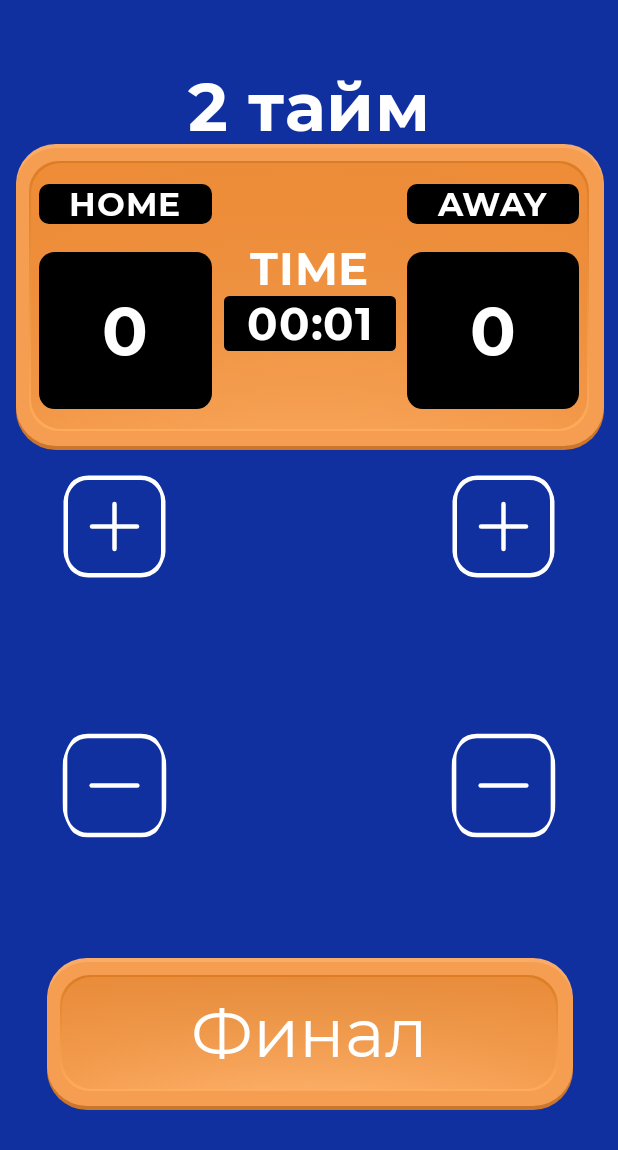
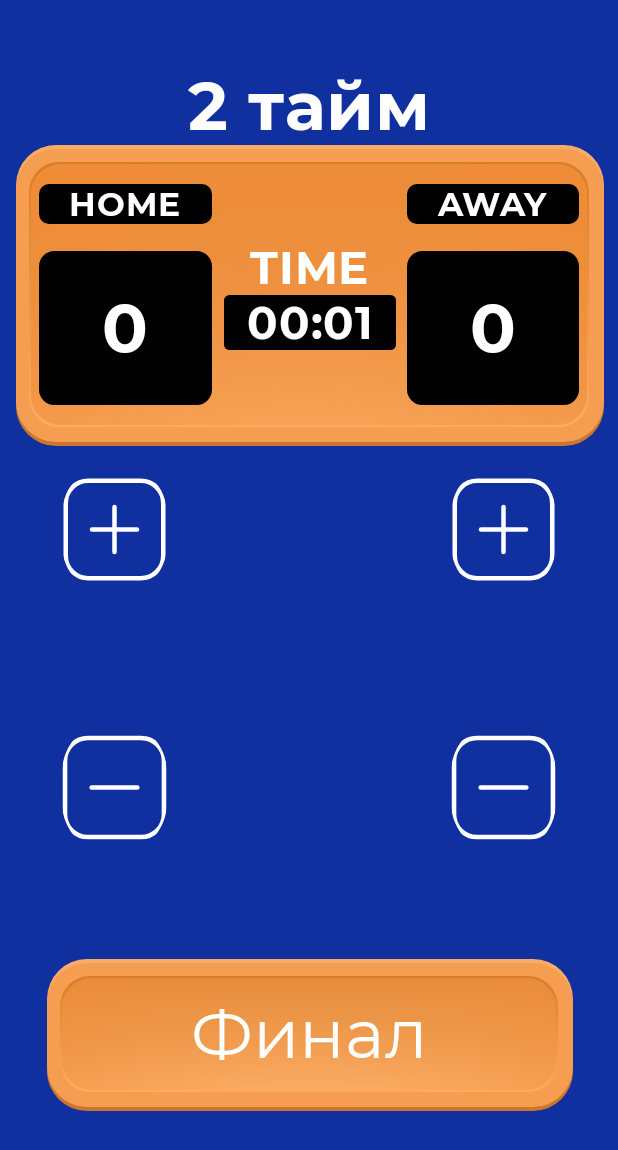
Before and after one commit to Ilesha23/football-timer-app, an Android app built with Jetpack Compose: the FirstTimeScreen screen opened through its navigation route, after a tap on "Перерыв", on a phone screen of 412 x 824 dp. Shown: the top 1150 px of the screen. Run offline under Robolectric (Android 15) with nearby library versions, the phone set to English and light mode, and no system bars; our stand-ins replace Dagger/Hilt's generated code, Room's generated code; 1 other tap on this screen came first.

Commit message:
added dimens, code refactored

```diff
--- a/football/src/main/java/com/ilesha23/football/ui/firstTimeScreen/FirstTimeScreen.kt
+++ b/football/src/main/java/com/ilesha23/football/ui/firstTimeScreen/FirstTimeScreen.kt
@@ -21,9 +21,9 @@ import androidx.compose.runtime.getValue
 import androidx.compose.ui.Alignment
 import androidx.compose.ui.Modifier
 import androidx.compose.ui.graphics.Color
+import androidx.compose.ui.res.dimensionResource
 import androidx.compose.ui.res.painterResource
 import androidx.compose.ui.res.stringResource
-import androidx.compose.ui.unit.dp
 import androidx.hilt.navigation.compose.hiltViewModel
 import com.ilesha23.football.R
 import com.ilesha23.football.ui.common.CustomButton
@@ -89,7 +89,7 @@ fun FirstTimeScreenContent(
                 color = MaterialTheme.colorScheme.onBackground,
                 style = MaterialTheme.typography.displayLarge
             )
-            Spacer(modifier = Modifier.height(10.dp))
+            Spacer(modifier = Modifier.fillMaxHeight(0.05f))
             Timer(
                 ownersScore = ownersScore,
                 guestsScore = guestsScore,
@@ -98,7 +98,7 @@ fun FirstTimeScreenContent(
                     .fillMaxHeight(0.8f)
             )
         }
-        Spacer(modifier = Modifier.height(20.dp))
+        Spacer(modifier = Modifier.fillMaxSize(0.03f))
         Row(
             modifier = Modifier
                 .weight(1f)
@@ -110,8 +110,8 @@ fun FirstTimeScreenContent(
                     onOwnersPlusClick()
                 },
                 modifier = Modifier
-                    .height(90.dp)
-                    .width(70.dp)
+                    .height(dimensionResource(id = R.dimen.first_time_screen_plus_button_height))
+                    .width(dimensionResource(id = R.dimen.first_time_screen_plus_button_width))
             ) {
                 Icon(
                     painter = painterResource(id = R.drawable.plus),
@@ -124,8 +124,8 @@ fun FirstTimeScreenContent(
                     onGuestsPlusClick()
                 },
                 modifier = Modifier
-                    .height(90.dp)
-                    .width(70.dp)
+                    .height(dimensionResource(id = R.dimen.first_time_screen_plus_button_height))
+                    .width(dimensionResource(id = R.dimen.first_time_screen_plus_button_width))
             ) {
                 Icon(
                     painter = painterResource(id = R.drawable.plus),
@@ -145,8 +145,8 @@ fun FirstTimeScreenContent(
                     onOwnersMinusClick()
                 },
                 modifier = Modifier
-                    .height(90.dp)
-                    .width(70.dp)
+                    .height(dimensionResource(id = R.dimen.first_time_screen_plus_button_height))
+                    .width(dimensionResource(id = R.dimen.first_time_screen_plus_button_width))
             ) {
                 Icon(
                     painter = painterResource(id = R.drawable.minus),
@@ -159,8 +159,8 @@ fun FirstTimeScreenContent(
                     onGuestsMinusClick()
                 },
                 modifier = Modifier
-                    .height(90.dp)
-                    .width(70.dp)
+                    .height(dimensionResource(id = R.dimen.first_time_screen_plus_button_height))
+                    .width(dimensionResource(id = R.dimen.first_time_screen_plus_button_width))
             ) {
                 Icon(
                     painter = painterResource(id = R.drawable.minus),
@@ -188,7 +188,7 @@ fun FirstTimeScreenContent(
                     style = MaterialTheme.typography.bodyMedium,
                     color = MaterialTheme.colorScheme.onBackground,
                     modifier = Modifier
-                        .padding(vertical = 10.dp)
+                        .padding(vertical = dimensionResource(id = R.dimen.first_time_screen_button_padding))
                 )
             }
         }
--- a/football/src/main/java/com/ilesha23/football/ui/loginScreen/LoginScreen.kt
+++ b/football/src/main/java/com/ilesha23/football/ui/loginScreen/LoginScreen.kt
@@ -14,10 +14,10 @@ import androidx.compose.material3.Text
 import androidx.compose.runtime.Composable
 import androidx.compose.ui.Alignment
 import androidx.compose.ui.Modifier
+import androidx.compose.ui.res.dimensionResource
 import androidx.compose.ui.res.stringResource
 import androidx.compose.ui.text.style.TextDecoration
 import androidx.compose.ui.tooling.preview.PreviewScreenSizes
-import androidx.compose.ui.unit.dp
 import com.ilesha23.football.R
 import com.ilesha23.football.ui.common.CustomButton
 import com.ilesha23.football.ui.common.Timer
@@ -117,7 +117,7 @@ fun ButtonsWithText(
                     color = MaterialTheme.colorScheme.onBackground,
                     style = MaterialTheme.typography.bodyMedium,
                     modifier = Modifier
-                        .padding(vertical = 8.dp)
+                        .padding(vertical = dimensionResource(id = R.dimen.login_screen_button_text_padding))
                 )
             }
             Spacer(modifier = Modifier.fillMaxHeight(0.15f))
@@ -133,7 +133,7 @@ fun ButtonsWithText(
                     color = MaterialTheme.colorScheme.onBackground,
                     style = MaterialTheme.typography.bodyMedium,
                     modifier = Modifier
-                        .padding(vertical = 8.dp)
+                        .padding(vertical = dimensionResource(id = R.dimen.login_screen_button_text_padding))
                 )
             }
         }
--- a/football/src/main/java/com/ilesha23/football/ui/secondTimeScreen/SecondTimeScreen.kt
+++ b/football/src/main/java/com/ilesha23/football/ui/secondTimeScreen/SecondTimeScreen.kt
@@ -21,9 +21,9 @@ import androidx.compose.runtime.getValue
 import androidx.compose.ui.Alignment
 import androidx.compose.ui.Modifier
 import androidx.compose.ui.graphics.Color
+import androidx.compose.ui.res.dimensionResource
 import androidx.compose.ui.res.painterResource
 import androidx.compose.ui.res.stringResource
-import androidx.compose.ui.unit.dp
 import androidx.hilt.navigation.compose.hiltViewModel
 import com.ilesha23.football.R
 import com.ilesha23.football.ui.common.CustomButton
@@ -89,7 +89,7 @@ fun SecondTimeScreenContent(
                 color = MaterialTheme.colorScheme.onBackground,
                 style = MaterialTheme.typography.displayLarge
             )
-            Spacer(modifier = Modifier.height(10.dp))
+            Spacer(modifier = Modifier.fillMaxHeight(0.05f))
             Timer(
                 ownersScore = ownersScore,
                 guestsScore = guestsScore,
@@ -98,7 +98,7 @@ fun SecondTimeScreenContent(
                     .fillMaxHeight(0.8f)
             )
         }
-        Spacer(modifier = Modifier.height(20.dp))
+        Spacer(modifier = Modifier.fillMaxSize(0.03f))
         Row(
             modifier = Modifier
                 .weight(1f)
@@ -110,8 +110,8 @@ fun SecondTimeScreenContent(
                     onOwnersPlusClick()
                 },
                 modifier = Modifier
-                    .height(90.dp)
-                    .width(70.dp)
+                    .height(dimensionResource(id = R.dimen.first_time_screen_plus_button_height))
+                    .width(dimensionResource(id = R.dimen.first_time_screen_plus_button_width))
             ) {
                 Icon(
                     painter = painterResource(id = R.drawable.plus),
@@ -124,8 +124,8 @@ fun SecondTimeScreenContent(
                     onGuestsPlusClick()
                 },
                 modifier = Modifier
-                    .height(90.dp)
-                    .width(70.dp)
+                    .height(dimensionResource(id = R.dimen.first_time_screen_plus_button_height))
+                    .width(dimensionResource(id = R.dimen.first_time_screen_plus_button_width))
             ) {
                 Icon(
                     painter = painterResource(id = R.drawable.plus),
@@ -145,8 +145,8 @@ fun SecondTimeScreenContent(
                     onOwnersMinusClick()
                 },
                 modifier = Modifier
-                    .height(90.dp)
-                    .width(70.dp)
+                    .height(dimensionResource(id = R.dimen.first_time_screen_plus_button_height))
+                    .width(dimensionResource(id = R.dimen.first_time_screen_plus_button_width))
             ) {
                 Icon(
                     painter = painterResource(id = R.drawable.minus),
@@ -159,8 +159,8 @@ fun SecondTimeScreenContent(
                     onGuestsMinusClick()
                 },
                 modifier = Modifier
-                    .height(90.dp)
-                    .width(70.dp)
+                    .height(dimensionResource(id = R.dimen.first_time_screen_plus_button_height))
+                    .width(dimensionResource(id = R.dimen.first_time_screen_plus_button_width))
             ) {
                 Icon(
                     painter = painterResource(id = R.drawable.minus),
@@ -188,7 +188,7 @@ fun SecondTimeScreenContent(
                     style = MaterialTheme.typography.bodyMedium,
                     color = MaterialTheme.colorScheme.onBackground,
                     modifier = Modifier
-                        .padding(vertical = 10.dp)
+                        .padding(vertical = dimensionResource(id = R.dimen.first_time_screen_button_padding))
                 )
             }
         }
--- /dev/null
+++ b/football/src/main/res/values/dimens.xml
@@ -0,0 +1,21 @@
+<?xml version="1.0" encoding="utf-8"?>
+<resources>
+
+    <!-- Login screen -->
+    <dimen name="login_screen_button_text_padding">8dp</dimen>
+
+    <!-- History screen -->
+    <dimen name="history_screen_button_text_padding">10dp</dimen>
+    <dimen name="history_screen_spacer_height">30dp</dimen>
+
+    <!-- New game screen -->
+    <dimen name="new_game_screen_top_button_padding_start">10dp</dimen>
+    <dimen name="new_game_screen_top_button_inner_padding_horizontal">10dp</dimen>
+    <dimen name="new_game_screen_button_padding">15dp</dimen>
+
+    <!-- First and Second time screen -->
+    <dimen name="first_time_screen_plus_button_height">90dp</dimen>
+    <dimen name="first_time_screen_plus_button_width">70dp</dimen>
+    <dimen name="first_time_screen_button_padding">10dp</dimen>
+
+</resources>
```
Also changed, not shown: football/src/main/java/com/ilesha23/football/data/repository/Repository.kt (+0 -8 lines), football/src/main/java/com/ilesha23/football/ui/historyScreen/HistoryScreen.kt (+6 -8 lines), football/src/main/java/com/ilesha23/football/ui/newGameScreen/NewGameScreen.kt (+8 -7 lines).
